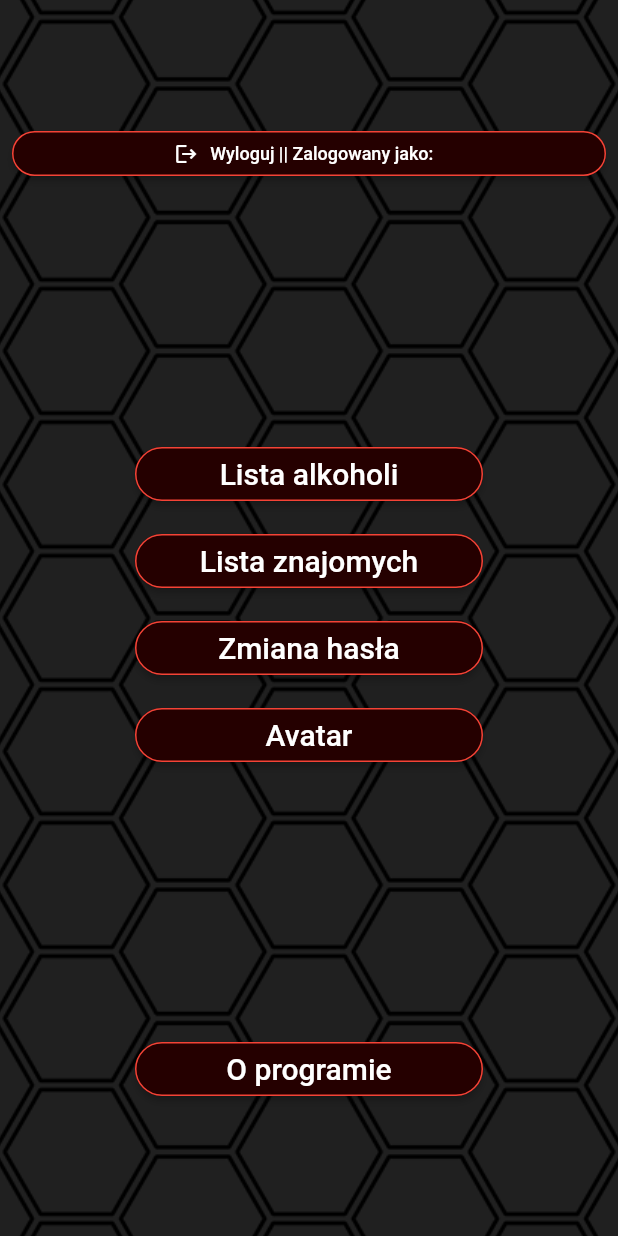
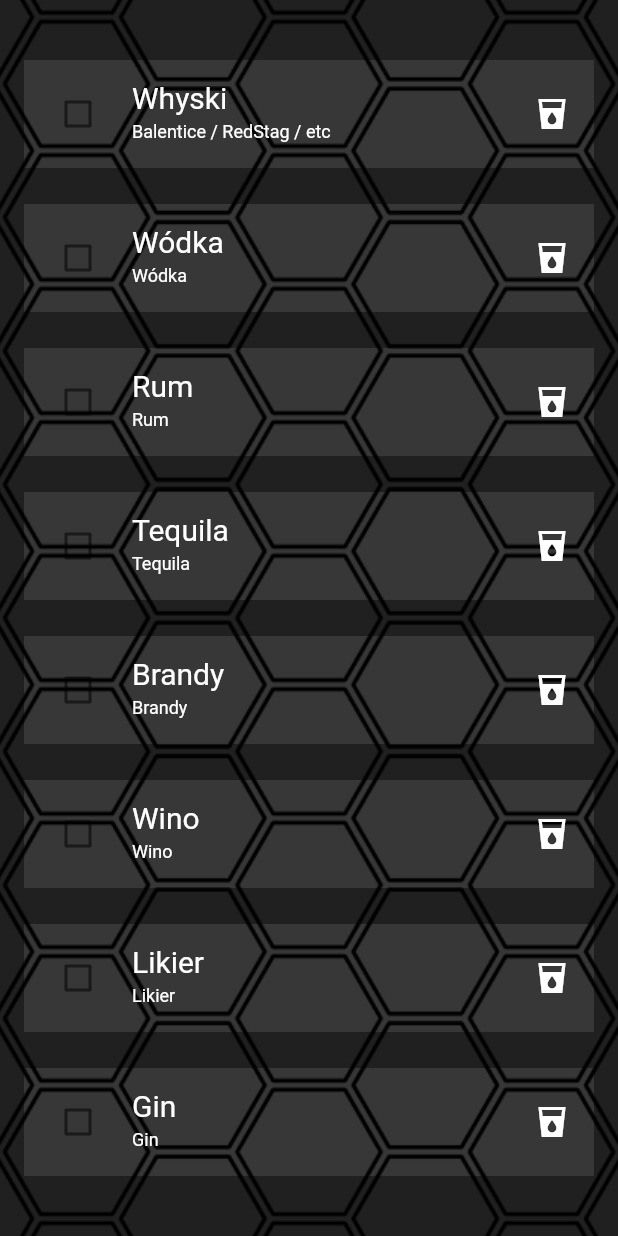
Before and after one commit to dariuszkubica/party_potion, a Flutter app: the Account widget shown alone on an empty page, opened directly, after a tap on "Lista alkoholi", on a phone screen of 412 x 824 dp. Run offline on Flutter 3.47's test engine with Material 2 defaults, Android fonts, the phone set to English and light mode, and no system bars; our stand-ins replace device_preview, firebase_core; accounts and stored records are empty.

Commit message:
Add AlcoholPage to Account

```diff
--- a/lib/features/account/account_page.dart
+++ b/lib/features/account/account_page.dart
@@ -1,5 +1,6 @@
 import 'package:flutter/material.dart';
 import 'package:party_potion/features/account/about/about_page.dart';
+import 'package:party_potion/features/account/alcohol/alcohol_list_pade.dart';
 import 'package:party_potion/features/account/avatar/avatar_change_page.dart';
 import 'package:party_potion/models/app_main_button_style.dart';
 import 'package:party_potion/models/background_image_widget.dart';
@@ -55,8 +56,8 @@ class Account extends StatelessWidget {
                 AppMainButtonStyle(
                   text: 'Lista alkoholi',
                   onPressed: () {
-                    /* Navigator.of(context).push(MaterialPageRoute(
-                        builder: (_) => const AlcoholsList())); */
+                    Navigator.of(context).push(MaterialPageRoute(
+                        builder: (_) => const AlcoholsList()));
                   },
                 ),
 //------------------------------------------------------------------------------
--- /dev/null
+++ b/lib/features/account/alcohol/alcohol_list_pade.dart
@@ -0,0 +1,204 @@
+import 'package:flutter/material.dart';
+import 'package:party_potion/models/background_image_widget.dart';
+
+class AlcoholsList extends StatefulWidget {
+  const AlcoholsList({
+    Key? key,
+  }) : super(key: key);
+
+  @override
+  State<AlcoholsList> createState() => _AlcoholsListState();
+}
+
+class _AlcoholsListState extends State<AlcoholsList> {
+  bool? _isWhyski = false;
+  bool? _isVodka = false;
+  bool? _isTequila = false;
+  bool? _isRum = false;
+  bool? _isVine = false;
+  bool? _isGin = false;
+  bool? _isBrandy = false;
+  bool? _isLikier = false;
+
+  @override
+  Widget build(BuildContext context) {
+    return BackgroundImageWidget(
+      child: Padding(
+        padding: const EdgeInsets.all(16.0),
+        child: Column(
+          mainAxisAlignment: MainAxisAlignment.spaceEvenly,
+          children: [
+            CheckboxListTile(
+              title: const Text('Whyski',
+                  style: TextStyle(fontSize: 20, color: Colors.white)),
+              subtitle: const Text('Balentice / RedStag / etc',
+                  style: TextStyle(fontSize: 12, color: Colors.white)),
+              secondary: const Icon(
+                Icons.local_drink_sharp,
+                color: Colors.white,
+              ),
+              controlAffinity: ListTileControlAffinity.leading,
+              value: _isWhyski,
+              onChanged: (bool? newValue) {
+                setState(() {
+                  _isWhyski = newValue;
+                });
+              },
+              activeColor: Colors.green,
+              checkColor: Colors.black,
+              selectedTileColor: Colors.red,
+              tileColor: Colors.white10,
+            ),
+            CheckboxListTile(
+              title: const Text('Wódka',
+                  style: TextStyle(fontSize: 20, color: Colors.white)),
+              subtitle: const Text('Wódka',
+                  style: TextStyle(fontSize: 12, color: Colors.white)),
+              secondary: const Icon(
+                Icons.local_drink_sharp,
+                color: Colors.white,
+              ),
+              controlAffinity: ListTileControlAffinity.leading,
+              value: _isVodka,
+              onChanged: (bool? newValue) {
+                setState(() {
+                  _isVodka = newValue;
+                });
+              },
+              activeColor: Colors.green,
+              checkColor: Colors.black,
+              selectedTileColor: Colors.red,
+              tileColor: Colors.white10,
+            ),
+            CheckboxListTile(
+              title: const Text('Rum',
+                  style: TextStyle(fontSize: 20, color: Colors.white)),
+              subtitle: const Text('Rum',
+                  style: TextStyle(fontSize: 12, color: Colors.white)),
+              secondary: const Icon(
+                Icons.local_drink_sharp,
+                color: Colors.white,
+              ),
+              controlAffinity: ListTileControlAffinity.leading,
+              value: _isRum,
+              onChanged: (bool? newValue) {
+                setState(() {
+                  _isRum = newValue;
+                });
+              },
+              activeColor: Colors.green,
+              checkColor: Colors.black,
+              selectedTileColor: Colors.red,
+              tileColor: Colors.white10,
+            ),
+            CheckboxListTile(
+              title: const Text('Tequila',
+                  style: TextStyle(fontSize: 20, color: Colors.white)),
+              subtitle: const Text('Tequila',
+                  style: TextStyle(fontSize: 12, color: Colors.white)),
+              secondary: const Icon(
+                Icons.local_drink_sharp,
+                color: Colors.white,
+              ),
+              controlAffinity: ListTileControlAffinity.leading,
+              value: _isTequila,
+              onChanged: (bool? newValue) {
+                setState(() {
+                  _isTequila = newValue;
+                });
+              },
+              activeColor: Colors.green,
+              checkColor: Colors.black,
+              selectedTileColor: Colors.red,
+              tileColor: Colors.white10,
+            ),
+            CheckboxListTile(
+              title: const Text('Brandy',
+                  style: TextStyle(fontSize: 20, color: Colors.white)),
+              subtitle: const Text('Brandy',
+                  style: TextStyle(fontSize: 12, color: Colors.white)),
+              secondary: const Icon(
+                Icons.local_drink_sharp,
+                color: Colors.white,
+              ),
+              controlAffinity: ListTileControlAffinity.leading,
+              value: _isBrandy,
+              onChanged: (bool? newValue) {
+                setState(() {
+                  _isBrandy = newValue;
+                });
+              },
+              activeColor: Colors.green,
+              checkColor: Colors.black,
+              selectedTileColor: Colors.red,
+              tileColor: Colors.white10,
+            ),
+            CheckboxListTile(
+              title: const Text('Wino',
+                  style: TextStyle(fontSize: 20, color: Colors.white)),
+              subtitle: const Text('Wino',
+                  style: TextStyle(fontSize: 12, color: Colors.white)),
+              secondary: const Icon(
+                Icons.local_drink_sharp,
+                color: Colors.white,
+              ),
+              controlAffinity: ListTileControlAffinity.leading,
+              value: _isVine,
+              onChanged: (bool? newValue) {
+                setState(() {
+                  _isVine = newValue;
+                });
+              },
+              activeColor: Colors.green,
+              checkColor: Colors.black,
+              selectedTileColor: Colors.red,
+              tileColor: Colors.white10,
+            ),
+            CheckboxListTile(
+              title: const Text('Likier',
+                  style: TextStyle(fontSize: 20, color: Colors.white)),
+              subtitle: const Text('Likier',
+                  style: TextStyle(fontSize: 12, color: Colors.white)),
+              secondary: const Icon(
+                Icons.local_drink_sharp,
+                color: Colors.white,
+              ),
+              controlAffinity: ListTileControlAffinity.leading,
+              value: _isLikier,
+              onChanged: (bool? newValue) {
+                setState(() {
+                  _isLikier = newValue;
+                });
+              },
+              activeColor: Colors.green,
+              checkColor: Colors.black,
+              selectedTileColor: Colors.red,
+              tileColor: Colors.white10,
+            ),
+            CheckboxListTile(
+              title: const Text('Gin',
+                  style: TextStyle(fontSize: 20, color: Colors.white)),
+              subtitle: const Text('Gin',
+                  style: TextStyle(fontSize: 12, color: Colors.white)),
+              secondary: const Icon(
+                Icons.local_drink_sharp,
+                color: Colors.white,
+              ),
+              controlAffinity: ListTileControlAffinity.leading,
+              value: _isGin,
+              onChanged: (bool? newValue) {
+                setState(() {
+                  _isGin = newValue;
+                });
+              },
+              activeColor: Colors.green,
+              checkColor: Colors.black,
+              selectedTileColor: Colors.red,
+              tileColor: Colors.white10,
+            ),
+          ],
+        ),
+      ),
+    );
+  }
+}
```
